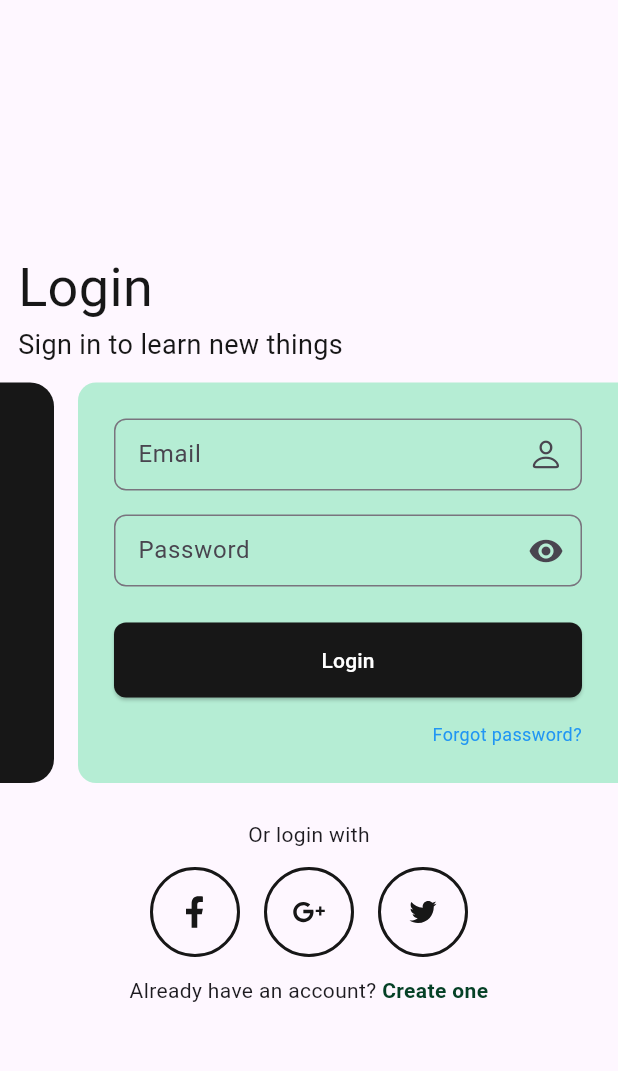
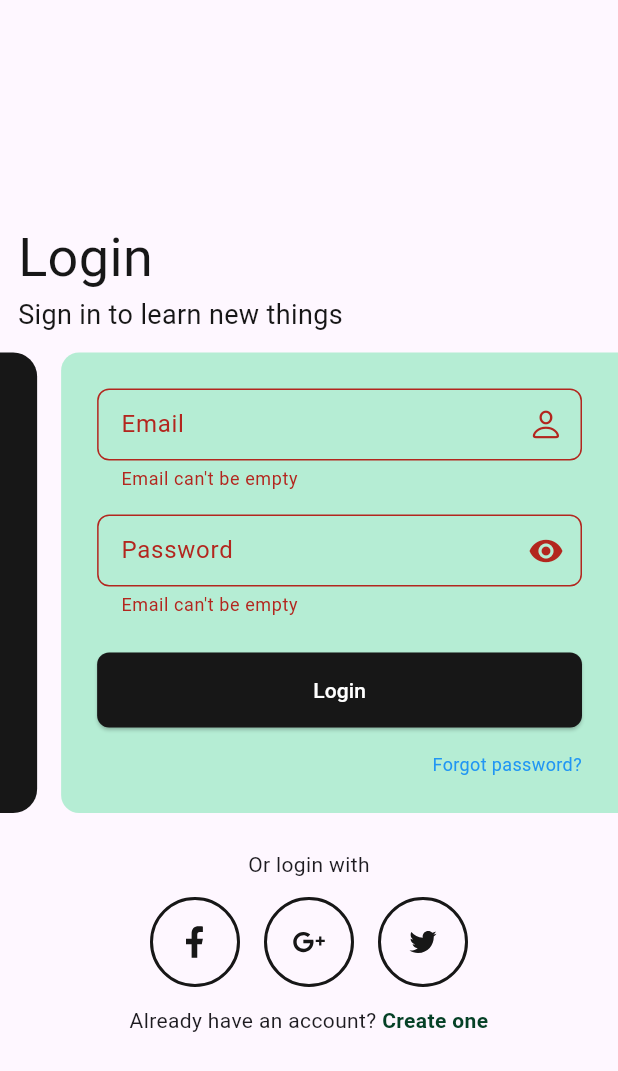
Before and after one commit to MohammedGhazaly/simple_auth, a Flutter app: the screen it shows after launch, after a tap on "Login", on a phone screen of 412 x 824 dp. Shown: the top 1071 px of the screen. Run offline on Flutter 3.47's test engine with Material 3 defaults, Android fonts, the phone set to English and light mode, and no system bars; our stand-ins replace line_icons.

Commit message:
Added screenshot

```diff
--- a/lib/screens/login/widgets/custom_login_form.dart
+++ b/lib/screens/login/widgets/custom_login_form.dart
@@ -3,15 +3,23 @@ import 'package:flutter/material.dart';
 import 'package:simple_auth/core/app_colors.dart';
 import 'package:simple_auth/screens/login/widgets/custom_text_field.dart';
 
-class CustomLoginForm extends StatelessWidget {
+class CustomLoginForm extends StatefulWidget {
   const CustomLoginForm({
     super.key,
   });
 
   @override
+  State<CustomLoginForm> createState() => _CustomLoginFormState();
+}
+
+class _CustomLoginFormState extends State<CustomLoginForm> {
+  final formKey = GlobalKey<FormState>();
+  @override
   Widget build(BuildContext context) {
     final height = MediaQuery.sizeOf(context).height;
     return Form(
+      autovalidateMode: AutovalidateMode.always,
+      key: formKey,
       child: Container(
         padding: EdgeInsets.all(24),
         decoration: BoxDecoration(
@@ -52,7 +60,18 @@ class CustomLoginForm extends StatelessWidget {
                     backgroundColor: AppColors.blackColor,
                     shape: RoundedRectangleBorder(
                         borderRadius: BorderRadius.circular(8))),
-                onPressed: () {},
+                onPressed: () {
+                  if (formKey.currentState!.validate()) {
+                    Navigator.pushAndRemoveUntil(context,
+                        MaterialPageRoute(builder: (context) {
+                      return Scaffold(
+                        appBar: AppBar(
+                          title: Text("New page"),
+                        ),
+                      );
+                    }), (route) => false);
+                  }
+                },
                 child: Text(
                   "Login",
                 ),
--- a/lib/screens/login/widgets/custom_text_field.dart
+++ b/lib/screens/login/widgets/custom_text_field.dart
@@ -19,6 +19,12 @@ class CustomTextField extends StatelessWidget {
   @override
   Widget build(BuildContext context) {
     return TextFormField(
+      validator: (value) {
+        if (value == null || value.isEmpty) {
+          return "Email can't be empty";
+        }
+        return null;
+      },
       keyboardType: textInputType,
       obscureText: isObscure,
       decoration: InputDecoration(
--- a/lib/screens/login/widgets/login_body.dart
+++ b/lib/screens/login/widgets/login_body.dart
@@ -46,7 +46,7 @@ class LoginViewBody extends StatelessWidget {
                       width: 16,
                     ),
                     Expanded(
-                      flex: 10,
+                      flex: 15,
                       child: CustomLoginForm(),
                     ),
                   ],
```
Also changed, not shown: 2 other files.
